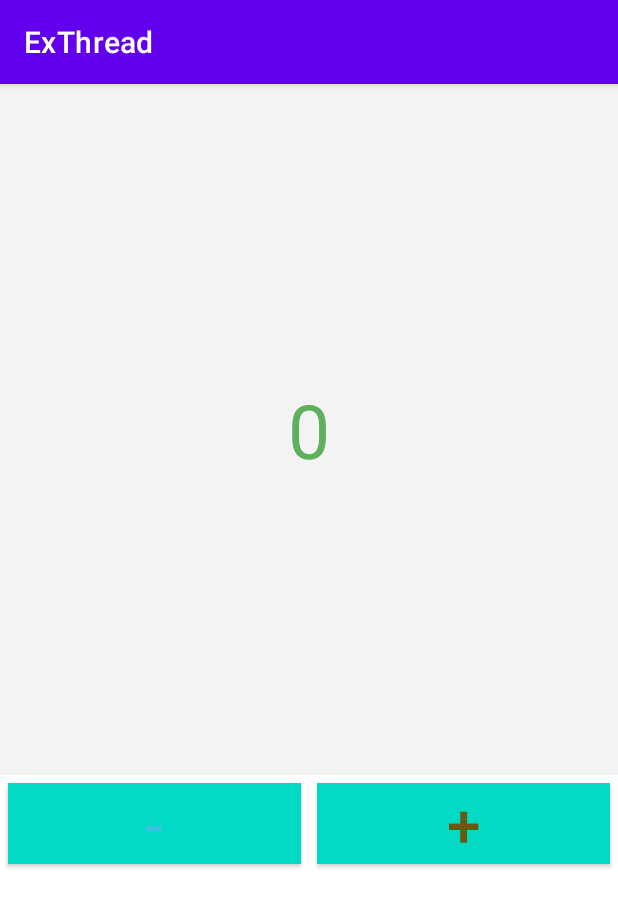
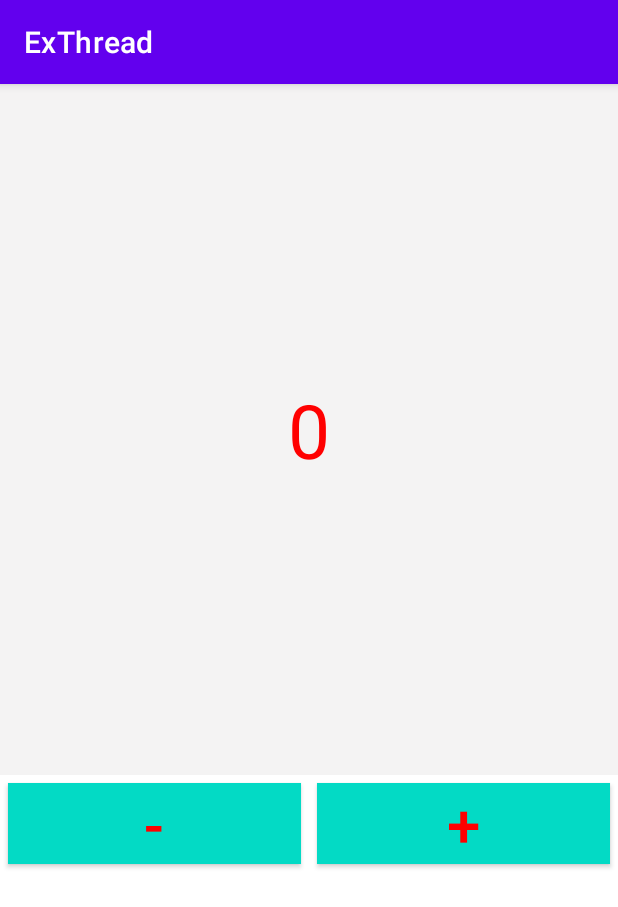
Before and after one commit to Duc-Diep/TrainningAndroidWeek3, an Android app: the screen it shows after launch (MainActivity), on a phone screen of 412 x 824 dp. Shown: the top 907 px of the screen. Run offline under Robolectric (Android 15) with nearby library versions, the phone set to English and light mode, and no system bars.

Commit message:
fix color

```diff
--- a/app/src/main/java/com/example/exthread/MainActivity.kt
+++ b/app/src/main/java/com/example/exthread/MainActivity.kt
@@ -32,8 +32,6 @@ class MainActivity : AppCompatActivity() {
         handler = Handler(mainLooper)
         initThreadColor()
         initThread()
-
-
         //tăng giảm khi vuốt màn hình
         layout_number.setOnTouchListener { _, event ->
             when (event.action) {
@@ -61,17 +59,27 @@ class MainActivity : AppCompatActivity() {
             override fun onTouch(v: View?, event: MotionEvent?): Boolean {
                 when (event?.action) {
                     MotionEvent.ACTION_DOWN -> {
-                        synchronized(this){isRunning = false}
+                        synchronized(this) { isRunning = false }
                         if (mHandler != null) return true
-                        mHandler = Handler(Looper.myLooper()!!)
-                        btnPlus.setBackgroundColor(ContextCompat.getColor(this@MainActivity,R.color.green))
+                        mHandler = Handler(mainLooper)
+                        btnPlus.setBackgroundColor(
+                            ContextCompat.getColor(
+                                this@MainActivity,
+                                R.color.green
+                            )
+                        )
                         mAction.run()
                     }
                     MotionEvent.ACTION_UP -> {
                         if (mHandler == null) return true
                         mHandler?.removeCallbacks(mAction)
                         mHandler = null
-                        btnPlus.setBackgroundColor(ContextCompat.getColor(this@MainActivity,R.color.teal_200))
+                        btnPlus.setBackgroundColor(
+                            ContextCompat.getColor(
+                                this@MainActivity,
+                                R.color.teal_200
+                            )
+                        )
                         countToZero()
                     }
                     else -> return false
@@ -93,17 +101,27 @@ class MainActivity : AppCompatActivity() {
             override fun onTouch(v: View?, event: MotionEvent?): Boolean {
                 when (event?.action) {
                     MotionEvent.ACTION_DOWN -> {
-                        synchronized(this){isRunning = false}
+                        synchronized(this) { isRunning = false }
                         if (mHandler != null) return true
                         mHandler = Handler(mainLooper)
-                        btnSub.setBackgroundColor(ContextCompat.getColor(this@MainActivity,R.color.green))
+                        btnSub.setBackgroundColor(
+                            ContextCompat.getColor(
+                                this@MainActivity,
+                                R.color.green
+                            )
+                        )
                         mAction.run()
                     }
                     MotionEvent.ACTION_UP -> {
                         if (mHandler == null) return true
                         mHandler?.removeCallbacks(mAction)
                         mHandler = null
-                        btnSub.setBackgroundColor(ContextCompat.getColor(this@MainActivity,R.color.teal_200))
+                        btnSub.setBackgroundColor(
+                            ContextCompat.getColor(
+                                this@MainActivity,
+                                R.color.teal_200
+                            )
+                        )
                         countToZero()
                     }
                     else -> return false
@@ -122,9 +140,9 @@ class MainActivity : AppCompatActivity() {
         })
     }
 
-    fun initThreadColor(){
+    private fun initThreadColor() {
         Thread {
-            while (true) {
+            while (count!=0) {
                 Thread.sleep(2000)
                 handler?.post {
                     randomColor()
@@ -155,20 +173,6 @@ class MainActivity : AppCompatActivity() {
                 Random.nextInt(0, 255)
             )
         )
-        btnPlus.setTextColor(
-            Color.rgb(
-                Random.nextInt(0, 255),
-                Random.nextInt(0, 255),
-                Random.nextInt(0, 255)
-            )
-        )
-        btnSub.setTextColor(
-            Color.rgb(
-                Random.nextInt(0, 255),
-                Random.nextInt(0, 255),
-                Random.nextInt(0, 255)
-            )
-        )
 
     }
 
@@ -193,11 +197,10 @@ class MainActivity : AppCompatActivity() {
                 }
             }
         }
-
     }
 
     private fun countToZero() {
-        synchronized(this){isRunning = true}
+        synchronized(this) { isRunning = true }
         count = tvNumber.text.toString().toInt()
         if (count != 0 && !thread?.isAlive!!) {
             initThread()
```
